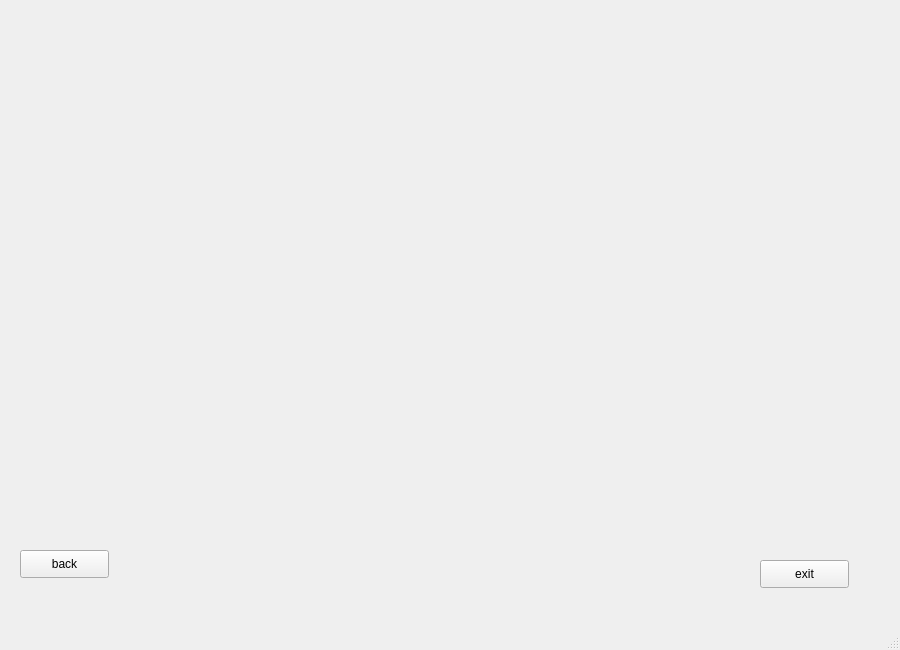
Before: the Qt Designer form pogoda.ui in CypHry/Poland-weather-app, drawn with Qt 5.
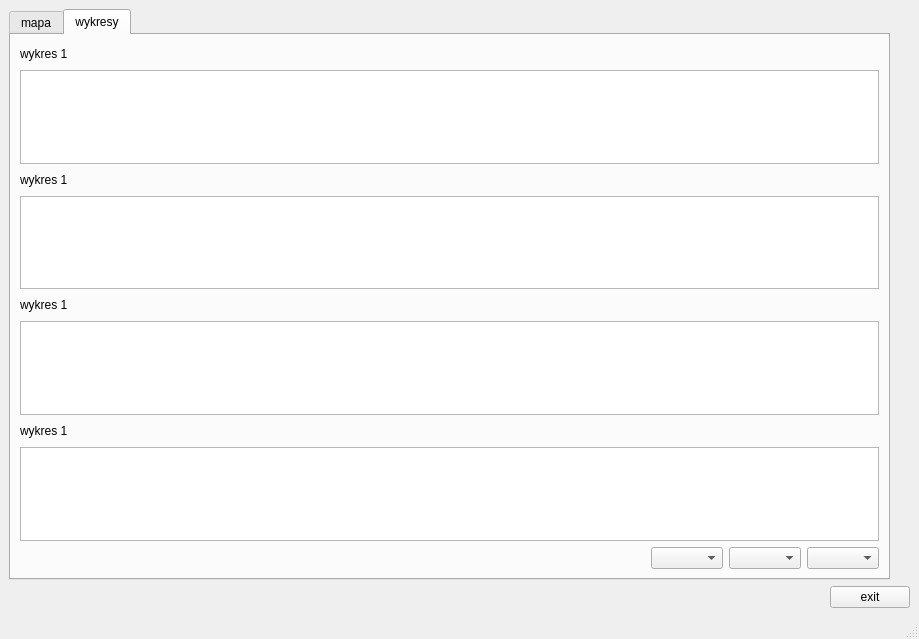
After: the same form once the commit is applied. Icons and pictures are not drawn. Custom widgets are drawn as their Qt base class.

Commit message: ui update (layouts and basic signals)

Patch:
```diff
--- a/pogoda.ui
+++ b/pogoda.ui
@@ -6,8 +6,8 @@
    <rect>
     <x>0</x>
     <y>0</y>
-    <width>900</width>
-    <height>650</height>
+    <width>919</width>
+    <height>639</height>
    </rect>
   </property>
   <property name="windowTitle">
@@ -16,65 +16,320 @@
   <property name="autoFillBackground">
    <bool>false</bool>
   </property>
+  <property name="styleSheet">
+   <string notr="true"/>
+  </property>
   <widget class="QWidget" name="centralwidget">
-   <widget class="QPushButton" name="pushButton">
-    <property name="geometry">
-     <rect>
-      <x>20</x>
-      <y>550</y>
-      <width>89</width>
-      <height>28</height>
-     </rect>
-    </property>
-    <property name="text">
-     <string>back</string>
-    </property>
-   </widget>
-   <widget class="QPushButton" name="pushButton_2">
-    <property name="geometry">
-     <rect>
-      <x>760</x>
-      <y>560</y>
-      <width>89</width>
-      <height>28</height>
-     </rect>
-    </property>
-    <property name="text">
-     <string>exit</string>
-    </property>
-   </widget>
-   <widget class="KDateTimeEdit" name="date_and_time">
-    <property name="geometry">
-     <rect>
-      <x>540</x>
-      <y>510</y>
-      <width>199</width>
-      <height>24</height>
-     </rect>
-    </property>
-   </widget>
-   <widget class="QLabel" name="label">
-    <property name="geometry">
-     <rect>
-      <x>130</x>
-      <y>20</y>
-      <width>611</width>
-      <height>481</height>
-     </rect>
-    </property>
-    <property name="autoFillBackground">
-     <bool>false</bool>
-    </property>
-    <property name="text">
-     <string/>
-    </property>
-    <property name="pixmap">
-     <pixmap>graphics/map_of_poland.png</pixmap>
-    </property>
-    <property name="scaledContents">
-     <bool>true</bool>
-    </property>
-   </widget>
+   <layout class="QGridLayout" name="gridLayout">
+    <item row="0" column="0">
+     <layout class="QGridLayout" name="gridLayout_9">
+      <item row="0" column="0">
+       <layout class="QGridLayout" name="gridLayout_10">
+        <item row="0" column="0">
+         <widget class="QTabWidget" name="tabWidget">
+          <property name="styleSheet">
+           <string notr="true">font: 25 10pt &quot;Cantarell&quot;;
+</string>
+          </property>
+          <property name="currentIndex">
+           <number>1</number>
+          </property>
+          <widget class="QWidget" name="tab">
+           <attribute name="title">
+            <string>mapa</string>
+           </attribute>
+           <layout class="QGridLayout" name="gridLayout_5">
+            <item row="0" column="0">
+             <layout class="QGridLayout" name="gridLayout_3">
+              <item row="0" column="0">
+               <layout class="QGridLayout" name="gridLayout_4">
+                <item row="0" column="0">
+                 <widget class="QGraphicsView" name="map">
+                  <property name="sizePolicy">
+                   <sizepolicy hsizetype="Expanding" vsizetype="Expanding">
+                    <horstretch>0</horstretch>
+                    <verstretch>0</verstretch>
+                   </sizepolicy>
+                  </property>
+                  <property name="minimumSize">
+                   <size>
+                    <width>350</width>
+                    <height>250</height>
+                   </size>
+                  </property>
+                  <property name="sizeIncrement">
+                   <size>
+                    <width>0</width>
+                    <height>0</height>
+                   </size>
+                  </property>
+                  <property name="mouseTracking">
+                   <bool>true</bool>
+                  </property>
+                 </widget>
+                </item>
+               </layout>
+              </item>
+              <item row="0" column="1">
+               <layout class="QGridLayout" name="gridLayout_6">
+                <item row="0" column="0">
+                 <layout class="QGridLayout" name="gridLayout_7">
+                  <item row="1" column="0">
+                   <widget class="KTimeComboBox" name="time_dropdown">
+                    <property name="styleSheet">
+                     <string notr="true">font: 25 10pt &quot;Cantarell&quot;;</string>
+                    </property>
+                    <property name="currentText">
+                     <string>00:00</string>
+                    </property>
+                    <property name="maxVisibleItems">
+                     <number>4</number>
+                    </property>
+                    <property name="timeListInterval">
+                     <number>60</number>
+                    </property>
+                   </widget>
+                  </item>
+                  <item row="2" column="0">
+                   <widget class="QCheckBox" name="animations_checkBox">
+                    <property name="styleSheet">
+                     <string notr="true">font: 25 10pt &quot;Cantarell Light&quot;;</string>
+                    </property>
+                    <property name="text">
+                     <string>animacje</string>
+                    </property>
+                   </widget>
+                  </item>
+                  <item row="0" column="0">
+                   <widget class="KDateComboBox" name="date_dropdown">
+                    <property name="styleSheet">
+                     <string notr="true">font: 25 10pt &quot;Cantarell&quot;;</string>
+                    </property>
+                    <property name="frame">
+                     <bool>true</bool>
+                    </property>
+                    <property name="options">
+                     <set>KDateComboBox::DatePicker|KDateComboBox::EditDate|KDateComboBox::SelectDate</set>
+                    </property>
+                   </widget>
+                  </item>
+                 </layout>
+                </item>
+                <item row="1" column="0">
+                 <spacer name="verticalSpacer_2">
+                  <property name="orientation">
+                   <enum>Qt::Vertical</enum>
+                  </property>
+                  <property name="sizeHint" stdset="0">
+                   <size>
+                    <width>20</width>
+                    <height>40</height>
+                   </size>
+                  </property>
+                 </spacer>
+                </item>
+               </layout>
+              </item>
+             </layout>
+            </item>
+           </layout>
+          </widget>
+          <widget class="QWidget" name="tab_2">
+           <attribute name="title">
+            <string>wykresy</string>
+           </attribute>
+           <layout class="QGridLayout" name="gridLayout_2">
+            <item row="7" column="0">
+             <widget class="QGraphicsView" name="graphicsView"/>
+            </item>
+            <item row="6" column="0">
+             <layout class="QGridLayout" name="gridLayout_14">
+              <item row="0" column="0">
+               <widget class="QLabel" name="label">
+                <property name="text">
+                 <string>wykres 1</string>
+                </property>
+               </widget>
+              </item>
+              <item row="0" column="1">
+               <spacer name="horizontalSpacer_3">
+                <property name="orientation">
+                 <enum>Qt::Horizontal</enum>
+                </property>
+                <property name="sizeHint" stdset="0">
+                 <size>
+                  <width>40</width>
+                  <height>20</height>
+                 </size>
+                </property>
+               </spacer>
+              </item>
+             </layout>
+            </item>
+            <item row="5" column="0">
+             <widget class="QGraphicsView" name="graphicsView_2"/>
+            </item>
+            <item row="3" column="0">
+             <widget class="QGraphicsView" name="graphicsView_3"/>
+            </item>
+            <item row="2" column="0">
+             <layout class="QGridLayout" name="gridLayout_11">
+              <item row="0" column="0">
+               <widget class="QLabel" name="label_3">
+                <property name="text">
+                 <string>wykres 1</string>
+                </property>
+               </widget>
+              </item>
+              <item row="0" column="1">
+               <spacer name="horizontalSpacer_5">
+                <property name="orientation">
+                 <enum>Qt::Horizontal</enum>
+                </property>
+                <property name="sizeHint" stdset="0">
+                 <size>
+                  <width>40</width>
+                  <height>20</height>
+                 </size>
+                </property>
+               </spacer>
+              </item>
+             </layout>
+            </item>
+            <item row="8" column="0">
+             <layout class="QGridLayout" name="gridLayout_15">
+              <item row="0" column="0">
+               <spacer name="horizontalSpacer_2">
+                <property name="orientation">
+                 <enum>Qt::Horizontal</enum>
+                </property>
+                <property name="sizeHint" stdset="0">
+                 <size>
+                  <width>40</width>
+                  <height>20</height>
+                 </size>
+                </property>
+               </spacer>
+              </item>
+              <item row="0" column="1">
+               <widget class="QComboBox" name="city_dropdown"/>
+              </item>
+              <item row="0" column="2">
+               <widget class="KDateComboBox" name="date_dropdown2">
+                <property name="options">
+                 <set>KDateComboBox::DatePicker|KDateComboBox::EditDate|KDateComboBox::SelectDate</set>
+                </property>
+               </widget>
+              </item>
+              <item row="0" column="3">
+               <widget class="KTimeComboBox" name="time_dropdown2">
+                <property name="timeListInterval">
+                 <number>60</number>
+                </property>
+               </widget>
+              </item>
+             </layout>
+            </item>
+            <item row="0" column="0">
+             <layout class="QGridLayout" name="gridLayout_12">
+              <item row="0" column="0">
+               <widget class="QLabel" name="label_4">
+                <property name="text">
+                 <string>wykres 1</string>
+                </property>
+               </widget>
+              </item>
+              <item row="0" column="1">
+               <spacer name="horizontalSpacer_6">
+                <property name="orientation">
+                 <enum>Qt::Horizontal</enum>
+                </property>
+                <property name="sizeHint" stdset="0">
+                 <size>
+                  <width>40</width>
+                  <height>20</height>
+                 </size>
+                </property>
+               </spacer>
+              </item>
+             </layout>
+            </item>
+            <item row="1" column="0">
+             <widget class="QGraphicsView" name="graphicsView_4"/>
+            </item>
+            <item row="4" column="0">
+             <layout class="QGridLayout" name="gridLayout_13">
+              <item row="0" column="0">
+               <widget class="QLabel" name="label_2">
+                <property name="text">
+                 <string>wykres 1</string>
+                </property>
+               </widget>
+              </item>
+              <item row="0" column="1">
+               <spacer name="horizontalSpacer_4">
+                <property name="orientation">
+                 <enum>Qt::Horizontal</enum>
+                </property>
+                <property name="sizeHint" stdset="0">
+                 <size>
+                  <width>40</width>
+                  <height>20</height>
+                 </size>
+                </property>
+               </spacer>
+              </item>
+             </layout>
+            </item>
+           </layout>
+          </widget>
+         </widget>
+        </item>
+        <item row="0" column="1">
+         <spacer name="verticalSpacer">
+          <property name="orientation">
+           <enum>Qt::Vertical</enum>
+          </property>
+          <property name="sizeHint" stdset="0">
+           <size>
+            <width>20</width>
+            <height>40</height>
+           </size>
+          </property>
+         </spacer>
+        </item>
+       </layout>
+      </item>
+      <item row="1" column="0">
+       <layout class="QGridLayout" name="gridLayout_8">
+        <item row="0" column="0">
+         <spacer name="horizontalSpacer">
+          <property name="orientation">
+           <enum>Qt::Horizontal</enum>
+          </property>
+          <property name="sizeHint" stdset="0">
+           <size>
+            <width>40</width>
+            <height>20</height>
+           </size>
+          </property>
+         </spacer>
+        </item>
+        <item row="0" column="1">
+         <widget class="QPushButton" name="exit_button">
+          <property name="styleSheet">
+           <string notr="true">font: 25 10pt &quot;Cantarell&quot;;</string>
+          </property>
+          <property name="text">
+           <string>exit</string>
+          </property>
+         </widget>
+        </item>
+       </layout>
+      </item>
+     </layout>
+    </item>
+   </layout>
   </widget>
   <widget class="QMenuBar" name="menubar">
    <property name="geometry">
@@ -90,9 +345,14 @@
  </widget>
  <customwidgets>
   <customwidget>
-   <class>KDateTimeEdit</class>
-   <extends>QWidget</extends>
-   <header>kdatetimeedit.h</header>
+   <class>KTimeComboBox</class>
+   <extends>QComboBox</extends>
+   <header>ktimecombobox.h</header>
+  </customwidget>
+  <customwidget>
+   <class>KDateComboBox</class>
+   <extends>QComboBox</extends>
+   <header>kdatecombobox.h</header>
   </customwidget>
  </customwidgets>
  <resources/>
```
Left out of the diff: 123 changed lines with no effect on the pictures.
